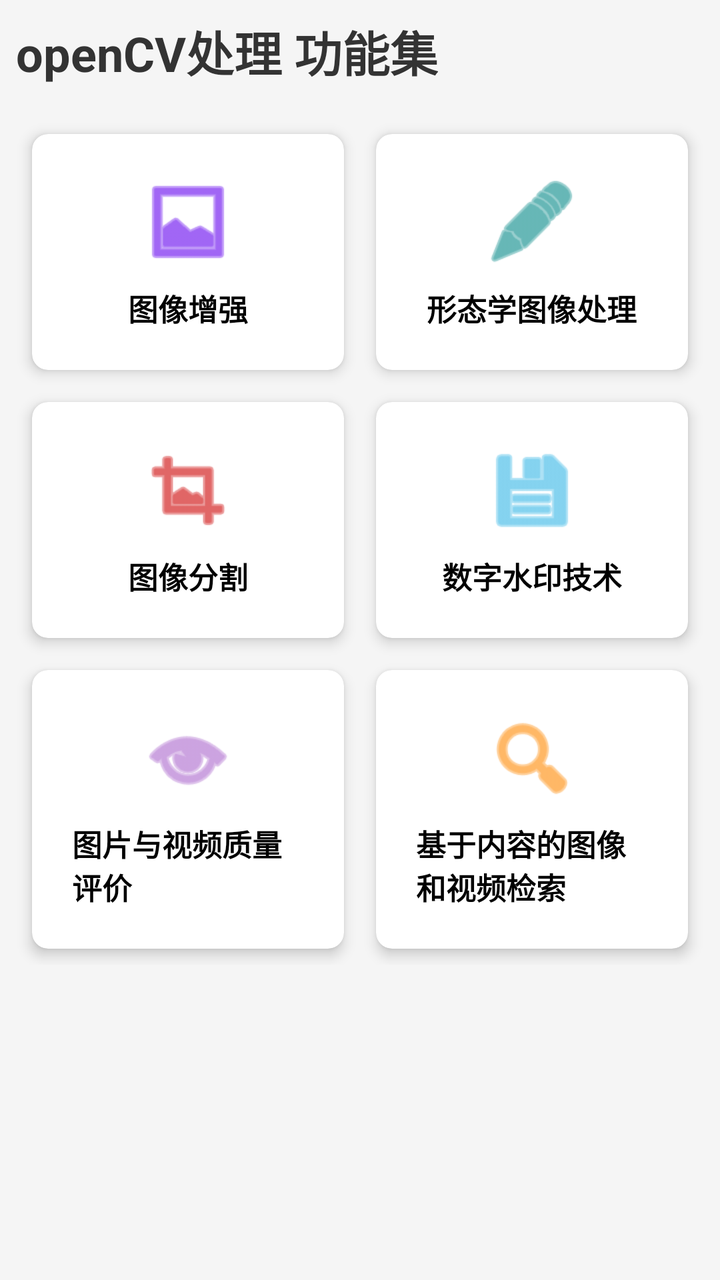
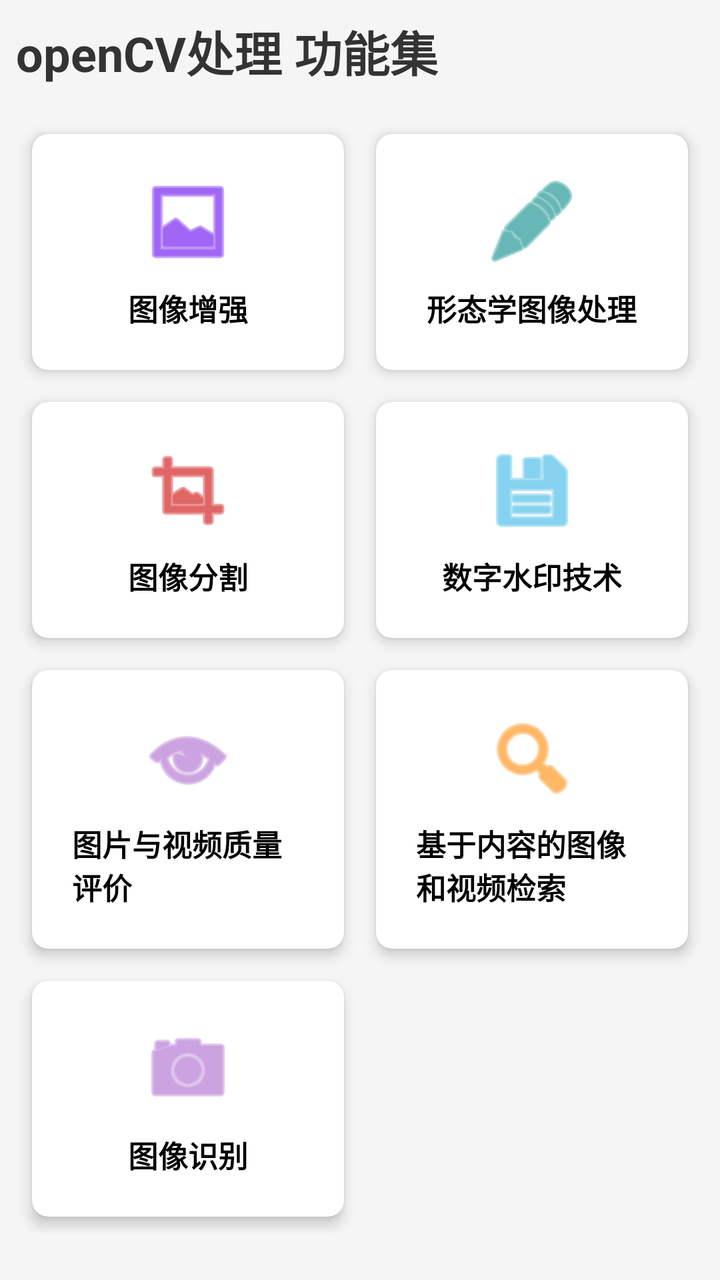

Compare the two renders of this Android layout. The source of the first and the diff that turns it into the second are given below.
<!-- AndroidManifest.xml: application theme Theme.OpencvProcessing -->
<!-- res/layout/fragment_main_layout.xml -->
<?xml version="1.0" encoding="utf-8"?>
<androidx.core.widget.NestedScrollView xmlns:android="http://schemas.android.com/apk/res/android"
    xmlns:app="http://schemas.android.com/apk/res-auto"
    xmlns:tools="http://schemas.android.com/tools"
    android:layout_width="match_parent"
    android:layout_height="match_parent"
    android:background="#F5F5F5">

    <androidx.constraintlayout.widget.ConstraintLayout
        android:layout_width="match_parent"
        android:layout_height="wrap_content"
        android:padding="8dp">

        <TextView
            android:id="@+id/tv_title"
            android:layout_width="wrap_content"
            android:layout_height="wrap_content"
            android:text="@string/main_title"
            android:textColor="#333333"
            android:textSize="24sp"
            android:textStyle="bold"
            app:layout_constraintStart_toStartOf="parent"
            app:layout_constraintTop_toTopOf="parent" />

        <GridLayout
            android:layout_width="match_parent"
            android:layout_height="wrap_content"
            android:layout_marginTop="16dp"
            android:columnCount="2"
            android:alignmentMode="alignMargins"
            android:columnOrderPreserved="false"
            app:layout_constraintTop_toBottomOf="@id/tv_title">

        
        
            <com.google.android.material.card.MaterialCardView
                android:layout_width="0dp"
                android:layout_height="wrap_content"
                android:layout_columnWeight="1"
                android:layout_margin="8dp"
                app:cardCornerRadius="8dp"
                app:cardElevation="4dp">

                <LinearLayout
                    android:id="@+id/btn_image_enhance"
                    android:layout_width="match_parent"
                    android:layout_height="match_parent"
                    android:gravity="center"
                    android:orientation="vertical"
                    android:padding="20dp"
                    android:clickable="true"
                    android:focusable="true"
                    android:background="?attr/selectableItemBackground">

                    <ImageView
                        android:layout_width="48dp"
                        android:layout_height="48dp"
                        android:src="@android:drawable/ic_menu_gallery"
                        android:contentDescription="@string/main_card_enhance_desc"
                        app:tint="@color/purple_500" />

                    <TextView
                        android:layout_width="wrap_content"
                        android:layout_height="wrap_content"
                        android:layout_marginTop="8dp"
                        android:text="@string/main_card_enhance"
                        android:textColor="#000000"
                        android:textSize="15sp"
                        android:textStyle="bold" />
                </LinearLayout>
            </com.google.android.material.card.MaterialCardView>

        
        
            <com.google.android.material.card.MaterialCardView
                android:layout_width="0dp"
                android:layout_height="wrap_content"
                android:layout_columnWeight="1"
                android:layout_margin="8dp"
                app:cardCornerRadius="8dp"
                app:cardElevation="4dp">

                <LinearLayout
                    android:id="@+id/btn_morphology"
                    android:layout_width="match_parent"
                    android:layout_height="match_parent"
                    android:gravity="center"
                    android:orientation="vertical"
                    android:padding="20dp"
                    android:clickable="true"
                    android:focusable="true"
                    android:background="?attr/selectableItemBackground">

                    <ImageView
                        android:layout_width="48dp"
                        android:layout_height="48dp"
                        android:src="@android:drawable/ic_menu_edit"
                        android:contentDescription="@string/main_card_morph_desc"
                        app:tint="@color/teal_700" />

                    <TextView
                        android:layout_width="wrap_content"
                        android:layout_height="wrap_content"
                        android:layout_marginTop="8dp"
                        android:text="@string/main_card_morph"
                        android:textColor="#000000"
                        android:textSize="15sp"
                        android:textStyle="bold" />
                </LinearLayout>
            </com.google.android.material.card.MaterialCardView>

        
        
            <com.google.android.material.card.MaterialCardView
                android:layout_width="0dp"
                android:layout_height="wrap_content"
                android:layout_columnWeight="1"
                android:layout_margin="8dp"
                app:cardCornerRadius="8dp"
                app:cardElevation="4dp">

                <LinearLayout
                    android:id="@+id/btn_segmentation"
                    android:layout_width="match_parent"
                    android:layout_height="match_parent"
                    android:gravity="center"
                    android:orientation="vertical"
                    android:padding="20dp"
                    android:clickable="true"
                    android:focusable="true"
                    android:background="?attr/selectableItemBackground">

                    <ImageView
                        android:layout_width="48dp"
                        android:layout_height="48dp"
                        android:src="@android:drawable/ic_menu_crop"
                        android:contentDescription="@string/main_card_segmentation_desc"
                        app:tint="@android:color/holo_red_dark" />

                    <TextView
                        android:layout_width="wrap_content"
                        android:layout_height="wrap_content"
                        android:layout_marginTop="8dp"
                        android:text="@string/main_card_segmentation"
                        android:textColor="#000000"
                        android:textSize="15sp"
                        android:textStyle="bold" />
                </LinearLayout>
            </com.google.android.material.card.MaterialCardView>

        
        
            <com.google.android.material.card.MaterialCardView
                android:layout_width="0dp"
                android:layout_height="wrap_content"
                android:layout_columnWeight="1"
                android:layout_margin="8dp"
                app:cardCornerRadius="8dp"
                app:cardElevation="4dp">

                <LinearLayout
                    android:id="@+id/btn_watermark"
                    android:layout_width="match_parent"
                    android:layout_height="match_parent"
                    android:gravity="center"
                    android:orientation="vertical"
                    android:padding="20dp"
                    android:clickable="true"
                    android:focusable="true"
                    android:background="?attr/selectableItemBackground">

                    <ImageView
                        android:layout_width="48dp"
                        android:layout_height="48dp"
                        android:src="@android:drawable/ic_menu_save"
                        android:contentDescription="@string/main_card_watermark_desc"
                        app:tint="@android:color/holo_blue_light" />

                    <TextView
                        android:layout_width="wrap_content"
                        android:layout_height="wrap_content"
                        android:layout_marginTop="8dp"
                        android:text="@string/main_card_watermark"
                        android:textColor="#000000"
                        android:textSize="15sp"
                        android:textStyle="bold" />
                </LinearLayout>
            </com.google.android.material.card.MaterialCardView>

        
        
            <com.google.android.material.card.MaterialCardView
                android:layout_width="0dp"
                android:layout_height="wrap_content"
                android:layout_columnWeight="1"
                android:layout_margin="8dp"
                app:cardCornerRadius="8dp"
                app:cardElevation="4dp">

                <LinearLayout
                    android:id="@+id/btn_quality_eval"
                    android:layout_width="match_parent"
                    android:layout_height="match_parent"
                    android:gravity="center"
                    android:orientation="vertical"
                    android:padding="20dp"
                    android:clickable="true"
                    android:focusable="true"
                    android:background="?attr/selectableItemBackground">

                    <ImageView
                        android:layout_width="48dp"
                        android:layout_height="48dp"
                        android:src="@android:drawable/ic_menu_view"
                        android:contentDescription="@string/main_card_qe_desc"
                        app:tint="@android:color/holo_purple" />

                    <TextView
                        android:layout_width="wrap_content"
                        android:layout_height="wrap_content"
                        android:layout_marginTop="8dp"
                        android:text="@string/main_card_qe"
                        android:textColor="#000000"
                        android:textSize="15sp"
                        android:textStyle="bold" />
                </LinearLayout>
            </com.google.android.material.card.MaterialCardView>

        
        
            <com.google.android.material.card.MaterialCardView
                android:layout_width="0dp"
                android:layout_height="wrap_content"
                android:layout_columnWeight="1"
                android:layout_margin="8dp"
                app:cardCornerRadius="8dp"
                app:cardElevation="4dp">

                <LinearLayout
                    android:id="@+id/btn_content_search"
                    android:layout_width="match_parent"
                    android:layout_height="match_parent"
                    android:gravity="center"
                    android:orientation="vertical"
                    android:padding="20dp"
                    android:clickable="true"
                    android:focusable="true"
                    android:background="?attr/selectableItemBackground">

                    <ImageView
                        android:layout_width="48dp"
                        android:layout_height="48dp"
                        android:src="@android:drawable/ic_menu_search"
                        android:contentDescription="@string/main_card_cs_desc"
                        app:tint="@android:color/holo_orange_dark" />

                    <TextView
                        android:layout_width="wrap_content"
                        android:layout_height="wrap_content"
                        android:layout_marginTop="8dp"
                        android:text="@string/main_card_cs"
                        android:textColor="#000000"
                        android:textSize="15sp"
                        android:textStyle="bold" />
                </LinearLayout>
            </com.google.android.material.card.MaterialCardView>

        </GridLayout>

    </androidx.constraintlayout.widget.ConstraintLayout>
</androidx.core.widget.NestedScrollView>
<!-- resources referenced by this layout -->
<resources>
  <color name="purple_500">#FF6200EE</color>
  <color name="teal_700">#FF018786</color>
  <string name="main_card_cs">基于内容的图像和视频检索</string>
  <string name="main_card_cs_desc">内容检索入口</string>
  <string name="main_card_enhance">图像增强</string>
  <string name="main_card_enhance_desc">图像增强</string>
  <string name="main_card_morph">形态学图像处理</string>
  <string name="main_card_morph_desc">形态学图像处理</string>
  <string name="main_card_qe">图片与视频质量评价</string>
  <string name="main_card_qe_desc">图片与视频质量评价</string>
  <string name="main_card_segmentation">图像分割</string>
  <string name="main_card_segmentation_desc">图像分割</string>
  <string name="main_card_watermark">数字水印技术</string>
  <string name="main_card_watermark_desc">数字水印技术</string>
  <string name="main_title">openCV处理 功能集</string>
  <style name="Theme.OpencvProcessing" parent="Theme.MaterialComponents.DayNight.DarkActionBar">
          
          <item name="colorPrimary">@color/purple_500</item>
          <item name="colorPrimaryVariant">@color/purple_700</item>
          <item name="colorOnPrimary">@color/white</item>
          
          <item name="colorSecondary">@color/teal_200</item>
          <item name="colorSecondaryVariant">@color/teal_700</item>
          <item name="colorOnSecondary">@color/black</item>
          
          <item name="android:statusBarColor">?attr/colorPrimaryVariant</item>
          
      </style>
  <color name="purple_700">#FF3700B3</color>
  <color name="white">#FFFFFFFF</color>
  <color name="teal_200">#FF03DAC5</color>
  <color name="black">#FF000000</color>
</resources>

<!-- the commit's change to res/layout/fragment_main_layout.xml (unified diff, before → after) -->
@@ -265,6 +265,45 @@
                 </LinearLayout>
             </com.google.android.material.card.MaterialCardView>
 
+        
+        
+            <com.google.android.material.card.MaterialCardView
+                android:layout_width="0dp"
+                android:layout_height="wrap_content"
+                android:layout_columnWeight="1"
+                android:layout_margin="8dp"
+                app:cardCornerRadius="8dp"
+                app:cardElevation="4dp">
+
+                <LinearLayout
+                    android:id="@+id/btn_image_recognition"
+                    android:layout_width="match_parent"
+                    android:layout_height="match_parent"
+                    android:gravity="center"
+                    android:orientation="vertical"
+                    android:padding="20dp"
+                    android:clickable="true"
+                    android:focusable="true"
+                    android:background="?attr/selectableItemBackground">
+
+                    <ImageView
+                        android:layout_width="48dp"
+                        android:layout_height="48dp"
+                        android:src="@android:drawable/ic_menu_camera"
+                        android:contentDescription="@string/main_card_ir_desc"
+                        app:tint="@android:color/holo_purple" />
+
+                    <TextView
+                        android:layout_width="wrap_content"
+                        android:layout_height="wrap_content"
+                        android:layout_marginTop="8dp"
+                        android:text="@string/main_card_ir"
+                        android:textColor="#000000"
+                        android:textSize="15sp"
+                        android:textStyle="bold" />
+                </LinearLayout>
+            </com.google.android.material.card.MaterialCardView>
+
         </GridLayout>
 
     </androidx.constraintlayout.widget.ConstraintLayout>
<!-- resource entries referenced after the edit -->
@@ -6,6 +6,8 @@
   <string name="main_card_cs_desc">内容检索入口</string>
   <string name="main_card_enhance">图像增强</string>
   <string name="main_card_enhance_desc">图像增强</string>
+  <string name="main_card_ir">图像识别</string>
+  <string name="main_card_ir_desc">图像识别入口</string>
   <string name="main_card_morph">形态学图像处理</string>
   <string name="main_card_morph_desc">形态学图像处理</string>
   <string name="main_card_qe">图片与视频质量评价</string>
